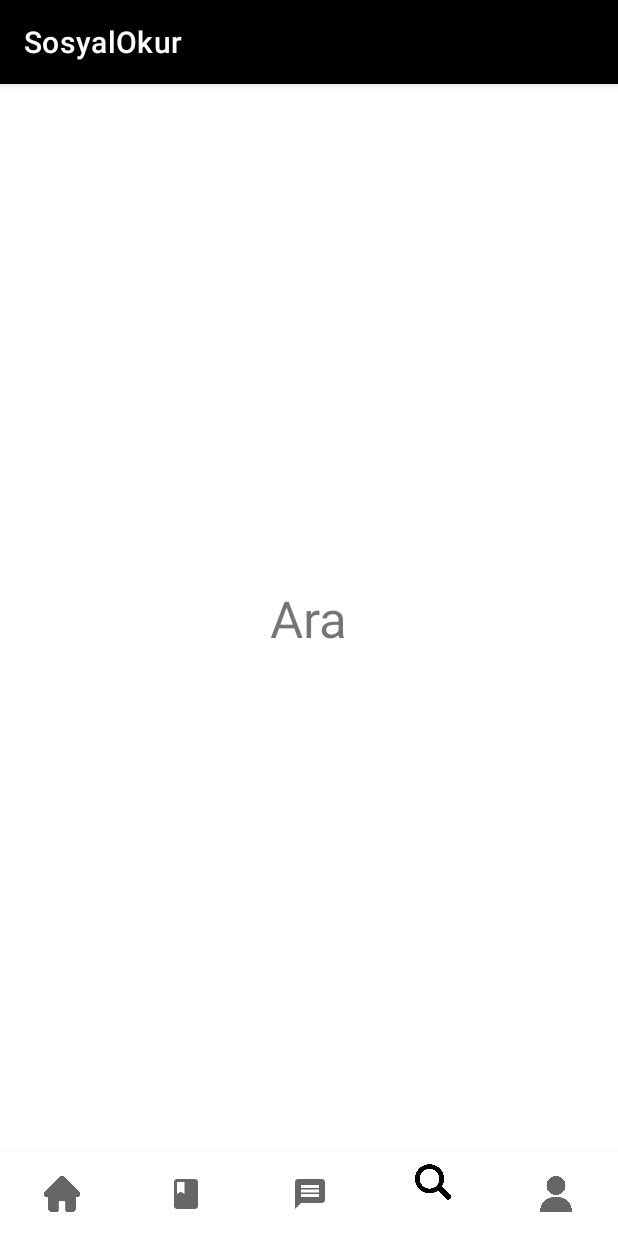
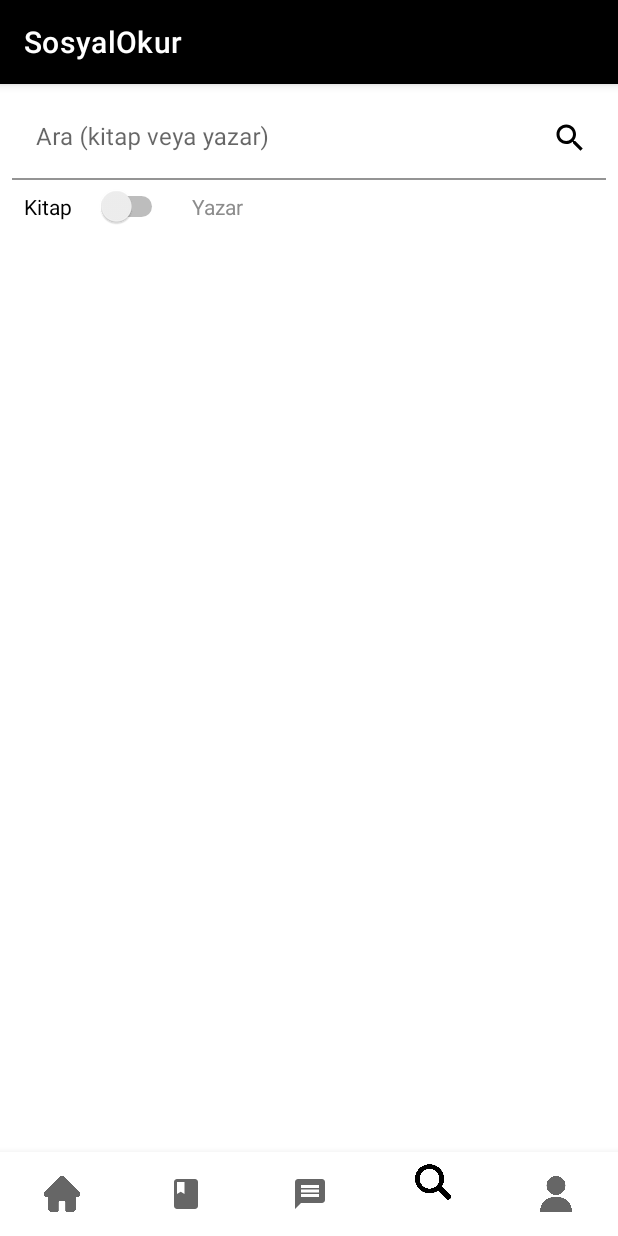
Before and after one commit to mehmeteminyildiz/SosyalOkur, an Android app: the screen it shows after launch (MainActivity), item 4 of the bottom bar chosen, on a phone screen of 412 x 824 dp. Run offline under Robolectric (Android 15) with nearby library versions, the phone set to English and light mode, and no system bars.

Commit message:
23.04.2022 01:02

```diff
--- a/app/src/main/java/com/mhmtyldz/yldz/sosyalokur/Fragments/FragmentOkumaListesi.java
+++ b/app/src/main/java/com/mhmtyldz/yldz/sosyalokur/Fragments/FragmentOkumaListesi.java
@@ -26,7 +26,6 @@ public class FragmentOkumaListesi extends Fragment {
     private RecyclerView rv;
     private ArrayList<Kitap> kitapArrayList;
     private OkumaListesiAdapter adapter;
-
 
     @Nullable
     @Override
@@ -72,7 +71,5 @@ public class FragmentOkumaListesi extends Fragment {
         rv.setAdapter(null);
         adapter = new OkumaListesiAdapter(getContext(), kitapArrayList);
         rv.setAdapter(adapter);
-
-
     }
 }
--- /dev/null
+++ b/app/src/main/res/drawable/icon_search.xml
@@ -0,0 +1,5 @@
+<vector android:height="24dp" android:tint="#FFFFFF"
+    android:viewportHeight="24" android:viewportWidth="24"
+    android:width="24dp" xmlns:android="http://schemas.android.com/apk/res/android">
+    <path android:fillColor="@android:color/white" android:pathData="M15.5,14h-0.79l-0.28,-0.27C15.41,12.59 16,11.11 16,9.5 16,5.91 13.09,3 9.5,3S3,5.91 3,9.5 5.91,16 9.5,16c1.61,0 3.09,-0.59 4.23,-1.57l0.27,0.28v0.79l5,4.99L20.49,19l-4.99,-5zM9.5,14C7.01,14 5,11.99 5,9.5S7.01,5 9.5,5 14,7.01 14,9.5 11.99,14 9.5,14z"/>
+</vector>
--- a/app/src/main/res/layout/fragment_ara.xml
+++ b/app/src/main/res/layout/fragment_ara.xml
@@ -5,15 +5,85 @@
     android:layout_width="match_parent"
     android:layout_height="match_parent">
 
-    <TextView
-        android:id="@+id/textView4"
-        android:layout_width="wrap_content"
+    <com.google.android.material.textfield.TextInputLayout
+        android:id="@+id/tilAramaEkrani"
+        android:layout_width="0dp"
         android:layout_height="wrap_content"
-        android:text="Ara"
-        android:textSize="34sp"
+        android:layout_marginStart="8dp"
+        android:layout_marginTop="8dp"
+        android:layout_marginEnd="8dp"
+        android:hint="Ara (kitap veya yazar)"
+        app:endIconDrawable="@drawable/icon_search"
+        app:endIconMode="custom"
+        app:endIconTint="#000000"
+        app:layout_constraintEnd_toEndOf="parent"
+        app:layout_constraintStart_toStartOf="parent"
+        app:layout_constraintTop_toTopOf="parent">
+
+        <androidx.constraintlayout.widget.ConstraintLayout
+            android:layout_width="match_parent"
+            android:layout_height="match_parent"
+            android:layout_weight="1">
+
+            <TextView
+                android:id="@+id/tvKitap"
+                android:layout_width="wrap_content"
+                android:layout_height="wrap_content"
+                android:layout_marginStart="8dp"
+                android:layout_weight="1"
+                android:text="Kitap"
+                android:textColor="#8C8C8C"
+                app:layout_constraintBottom_toBottomOf="@+id/mySwitch"
+                app:layout_constraintStart_toStartOf="parent"
+                app:layout_constraintTop_toTopOf="@+id/mySwitch" />
+
+            <Switch
+                android:id="@+id/mySwitch"
+                android:layout_width="wrap_content"
+                android:layout_height="wrap_content"
+                android:layout_marginStart="16dp"
+                android:layout_marginTop="4dp"
+                android:layout_marginBottom="4dp"
+                android:layout_weight="1"
+                android:textAllCaps="false"
+                app:layout_constraintBottom_toBottomOf="parent"
+                app:layout_constraintStart_toEndOf="@+id/tvKitap"
+                app:layout_constraintTop_toTopOf="parent" />
+
+            <TextView
+                android:id="@+id/tvYazar"
+                android:layout_width="wrap_content"
+                android:layout_height="wrap_content"
+                android:layout_marginStart="16dp"
+                android:layout_weight="1"
+                android:text="Yazar"
+                android:textColor="#8C8C8C"
+                app:layout_constraintBottom_toBottomOf="@+id/mySwitch"
+                app:layout_constraintStart_toEndOf="@+id/mySwitch"
+                app:layout_constraintTop_toTopOf="@+id/mySwitch" />
+
+        </androidx.constraintlayout.widget.ConstraintLayout>
+
+        <com.google.android.material.textfield.TextInputEditText
+            android:id="@+id/tietAramaEkrani"
+            android:layout_width="match_parent"
+            android:layout_height="wrap_content"
+            android:background="#FFFFFF"
+            android:fontFamily="sans-serif"
+            android:imeOptions="actionSearch"
+            android:inputType="text" />
+    </com.google.android.material.textfield.TextInputLayout>
+
+    <androidx.recyclerview.widget.RecyclerView
+        android:id="@+id/rv"
+        android:layout_width="0dp"
+        android:layout_height="0dp"
+        android:layout_marginTop="16dp"
         app:layout_constraintBottom_toBottomOf="parent"
         app:layout_constraintEnd_toEndOf="parent"
-        app:layout_constraintHorizontal_bias="0.5"
+        app:layout_constraintHorizontal_bias="1.0"
         app:layout_constraintStart_toStartOf="parent"
-        app:layout_constraintTop_toTopOf="parent" />
+        app:layout_constraintTop_toBottomOf="@+id/tilAramaEkrani"
+        app:layout_constraintVertical_bias="1.0" />
+
 </androidx.constraintlayout.widget.ConstraintLayout>
--- a/app/src/main/res/values-night/colors.xml
+++ b/app/src/main/res/values-night/colors.xml
@@ -12,5 +12,9 @@
 
     <color name="bnv_icon_tint">#FFFFFF</color>
     <color name="bnv_bg_tint">#121212</color>
+    <color name="yatay_cizgi">#DDDDDD</color>
+
+    <color name="secili_yazi">#000000</color>
+    <color name="secili_olmayan_yazi">#8C8C8C</color>
 
 </resources>
--- a/app/src/main/res/values/colors.xml
+++ b/app/src/main/res/values/colors.xml
@@ -14,5 +14,7 @@
     <color name="bnv_bg_tint">#FFFFFF</color>
     <color name="yatay_cizgi">#DDDDDD</color>
 
+    <color name="secili_yazi">#000000</color>
+    <color name="secili_olmayan_yazi">#8C8C8C</color>
 
 </resources>
```
Also changed, not shown: app/src/main/java/com/mhmtyldz/yldz/sosyalokur/Adapters/AraKitapAdapter.java (added, +85 -0 lines), app/src/main/java/com/mhmtyldz/yldz/sosyalokur/Fragments/FragmentAra.java (+179 -0 lines), app/src/main/java/com/mhmtyldz/yldz/sosyalokur/Siniflar/Yazar.java (added, +38 -0 lines), app/src/main/res/layout/card_ara_kitap_tasarim.xml (added, +45 -0 lines), app/src/main/res/layout/card_ara_yazar_tasarim.xml (added, +33 -0 lines).
